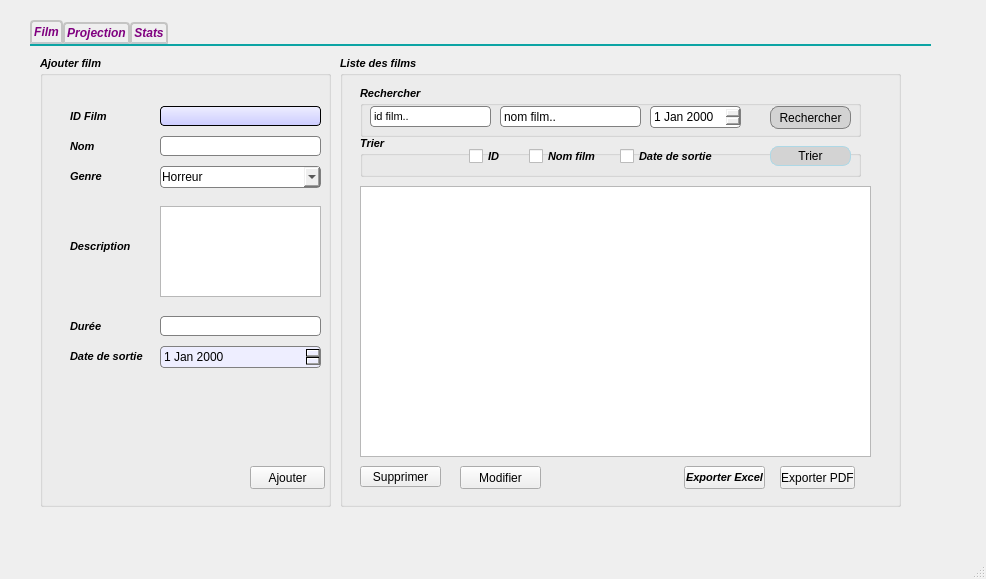
Above: mainwindow.ui from DorsafCharfeddine/Smart_Cinema_2A1 before the change. Below: the same form after it.
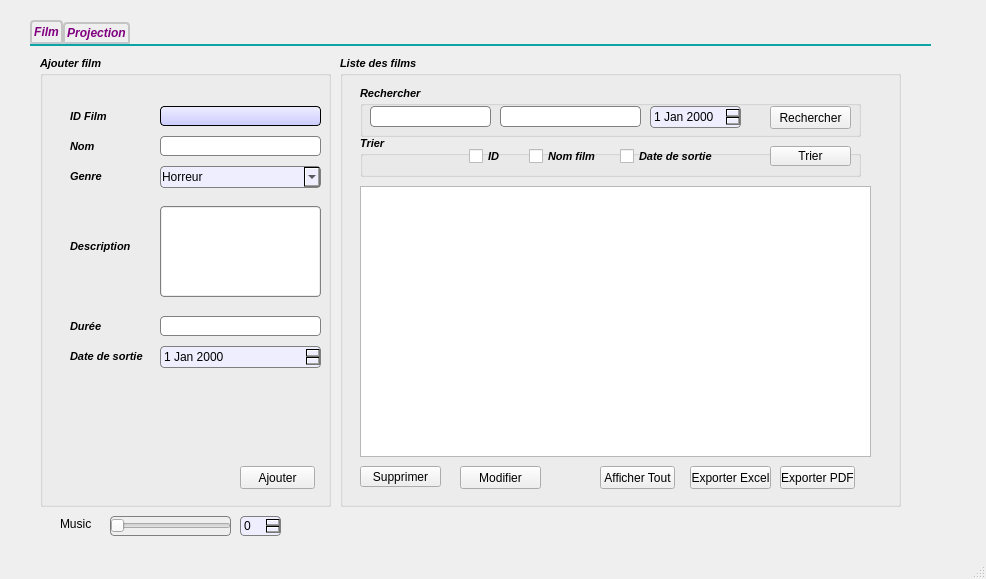
That is the form after the change.

Patch:
```diff
--- a/mainwindow.ui
+++ b/mainwindow.ui
@@ -19,6 +19,9 @@
   <property name="windowTitle">
    <string>MainWindow</string>
   </property>
+  <property name="styleSheet">
+   <string notr="true">background color: lightblue;</string>
+  </property>
   <widget class="QWidget" name="centralwidget">
    <widget class="QTabWidget" name="tabWidget">
     <property name="geometry">
@@ -26,7 +29,7 @@
       <x>30</x>
       <y>20</y>
       <width>901</width>
-      <height>511</height>
+      <height>521</height>
      </rect>
     </property>
     <property name="font">
@@ -257,7 +260,7 @@
       <widget class="QPushButton" name="ajouter">
        <property name="geometry">
         <rect>
-         <x>210</x>
+         <x>200</x>
          <y>410</y>
          <width>75</width>
          <height>23</height>
@@ -320,6 +323,14 @@
          <height>91</height>
         </rect>
        </property>
+       <property name="styleSheet">
+        <string notr="true">
+padding: 1px;
+border-style: solid;
+border: 1px solid grey;
+border-radius: 4px;
+</string>
+       </property>
       </widget>
       <widget class="QComboBox" name="comboBox_genre">
        <property name="geometry">
@@ -332,6 +343,7 @@
        </property>
        <property name="styleSheet">
         <string notr="true">
+    background-color:QLinearGradient(x1: 0, y1: 0, x1: 0, y0: 1, stop: 0 #eef, stop: 1 #ccf);
 padding: 1px;
 border-style: solid;
 border: 1px solid grey;
@@ -492,6 +504,11 @@
          <height>51</height>
         </rect>
        </property>
+       <property name="font">
+        <font>
+         <italic>true</italic>
+        </font>
+       </property>
        <property name="title">
         <string>Rechercher</string>
        </property>
@@ -506,7 +523,7 @@
         </property>
         <property name="font">
          <font>
-          <family>MS Shell Dlg 2</family>
+          <family>Yu Gothic UI Light</family>
           <pointsize>8</pointsize>
           <weight>50</weight>
           <italic>false</italic>
@@ -524,7 +541,7 @@
 }</string>
         </property>
         <property name="text">
-         <string>id film..</string>
+         <string/>
         </property>
        </widget>
        <widget class="QLineEdit" name="lineEdit_rechnom">
@@ -536,6 +553,11 @@
           <height>21</height>
          </rect>
         </property>
+        <property name="font">
+         <font>
+          <family>Yu Gothic UI Light</family>
+         </font>
+        </property>
         <property name="styleSheet">
          <string notr="true">QLineEdit {
 padding: 1px;
@@ -545,7 +567,7 @@
 }</string>
         </property>
         <property name="text">
-         <string>nom film..</string>
+         <string/>
         </property>
        </widget>
        <widget class="QDateEdit" name="dateEdit_rech">
@@ -558,11 +580,12 @@
          </rect>
         </property>
         <property name="styleSheet">
-         <string notr="true">
+         <string notr="true">    background-color:QLinearGradient(x1: 0, y1: 0, x1: 0, y0: 1, stop: 0 #eef, stop: 1 #ccf);
 padding: 1px;
 border-style: solid;
 border: 1px solid grey;
-border-radius: 4px;</string>
+border-radius: 4px;
+</string>
         </property>
        </widget>
        <widget class="QPushButton" name="pushButton">
@@ -575,13 +598,14 @@
          </rect>
         </property>
         <property name="styleSheet">
-         <string notr="true">QPushButton
-{
-  border: 1px solid grey;
-  border-radius: 8px;
-  background : lightgrey;
+         <string notr="true">QPushButton:pressed {
+       background-color: qlineargradient(spread:pad, x1:0, y1:0, x2:0, y2:1,   stop:0 rgba(208, 137, 233), stop:1 rgba(201, 71, 249))
 }
-QPushButton:hover:!pressed{ color: purple}</string>
+QPushButton:hover:!pressed{ color: purple}
+
+QPushButton:disabled {
+       background-color: rgb(170, 170, 127)
+}</string>
         </property>
         <property name="text">
          <string>Rechercher</string>
@@ -620,6 +644,11 @@
          <height>41</height>
         </rect>
        </property>
+       <property name="font">
+        <font>
+         <italic>true</italic>
+        </font>
+       </property>
        <property name="title">
         <string>Trier</string>
        </property>
@@ -633,13 +662,14 @@
          </rect>
         </property>
         <property name="styleSheet">
-         <string notr="true">QPushButton
-{
-  border: 1px solid lightblue;
-  border-radius: 8px;
-  background : lightgrey;
+         <string notr="true">QPushButton:pressed {
+       background-color: qlineargradient(spread:pad, x1:0, y1:0, x2:0, y2:1,   stop:0 rgba(68, 185, 119), stop:1 rgba(102, 206, 147))
 }
-QPushButton:hover:!pressed{ color: green}</string>
+QPushButton:hover:!pressed{ color: green}
+
+QPushButton:disabled {
+       background-color: rgb(170, 170, 127)
+}</string>
         </property>
         <property name="text">
          <string>Trier</string>
@@ -688,16 +718,49 @@
       <widget class="QPushButton" name="pushButton_2">
        <property name="geometry">
         <rect>
-         <x>344</x>
+         <x>350</x>
          <y>410</y>
          <width>81</width>
          <height>23</height>
         </rect>
        </property>
+       <property name="styleSheet">
+        <string notr="true">QPushButton:pressed {
+       background-color: qlineargradient(spread:pad, x1:0, y1:0, x2:0, y2:1,   stop:0 rgba(12, 142, 134), stop:1 rgba(57, 179, 171))
+}
+QPushButton:hover:!pressed{ color: #339999}
+
+QPushButton:disabled {
+       background-color: rgb(170, 170, 127)
+}</string>
+       </property>
        <property name="text">
         <string>Exporter Excel</string>
        </property>
       </widget>
+      <widget class="QPushButton" name="pushButton_afficherF">
+       <property name="geometry">
+        <rect>
+         <x>260</x>
+         <y>410</y>
+         <width>75</width>
+         <height>23</height>
+        </rect>
+       </property>
+       <property name="styleSheet">
+        <string notr="true">QPushButton:pressed {
+       background-color: qlineargradient(spread:pad, x1:0, y1:0, x2:0, y2:1,   stop:0 rgba(225, 255, 129), stop:1 rgba(213, 255, 75))
+}
+QPushButton:hover:!pressed{ color: #C0F60C}
+
+QPushButton:disabled {
+       background-color: rgb(170, 170, 127)
+}</string>
+       </property>
+       <property name="text">
+        <string>Afficher Tout</string>
+       </property>
+      </widget>
       <zorder>groupBox_4</zorder>
       <zorder>groupBox</zorder>
       <zorder>pushButton_pdfFilms</zorder>
@@ -705,6 +768,60 @@
       <zorder>pushButton_suppFilm</zorder>
       <zorder>pushButton_update</zorder>
       <zorder>pushButton_2</zorder>
+      <zorder>pushButton_afficherF</zorder>
+     </widget>
+     <widget class="QSpinBox" name="spinBox">
+      <property name="geometry">
+       <rect>
+        <x>210</x>
+        <y>470</y>
+        <width>41</width>
+        <height>20</height>
+       </rect>
+      </property>
+      <property name="styleSheet">
+       <string notr="true">
+    background-color:QLinearGradient(x1: 0, y1: 0, x1: 0, y0: 1, stop: 0 #eef, stop: 1 #ccf);
+padding: 1px;
+border-style: solid;
+border: 1px solid grey;
+border-radius: 4px;
+</string>
+      </property>
+     </widget>
+     <widget class="QSlider" name="horizontalSlider">
+      <property name="geometry">
+       <rect>
+        <x>80</x>
+        <y>470</y>
+        <width>121</width>
+        <height>20</height>
+       </rect>
+      </property>
+      <property name="styleSheet">
+       <string notr="true">
+padding: 1px;
+border-style: solid;
+border: 1px solid grey;
+border-radius: 4px;
+</string>
+      </property>
+      <property name="orientation">
+       <enum>Qt::Horizontal</enum>
+      </property>
+     </widget>
+     <widget class="QLabel" name="label_3">
+      <property name="geometry">
+       <rect>
+        <x>30</x>
+        <y>470</y>
+        <width>47</width>
+        <height>16</height>
+       </rect>
+      </property>
+      <property name="text">
+       <string>Music</string>
+      </property>
      </widget>
     </widget>
     <widget class="QWidget" name="Projection">
@@ -1209,11 +1326,6 @@
       <zorder>exporterExcel_proj</zorder>
      </widget>
     </widget>
-    <widget class="QWidget" name="tab">
-     <attribute name="title">
-      <string>Stats</string>
-     </attribute>
-    </widget>
    </widget>
   </widget>
   <widget class="QMenuBar" name="menubar">
```
Left out of the diff: 198 changed lines with no effect on the pictures.
